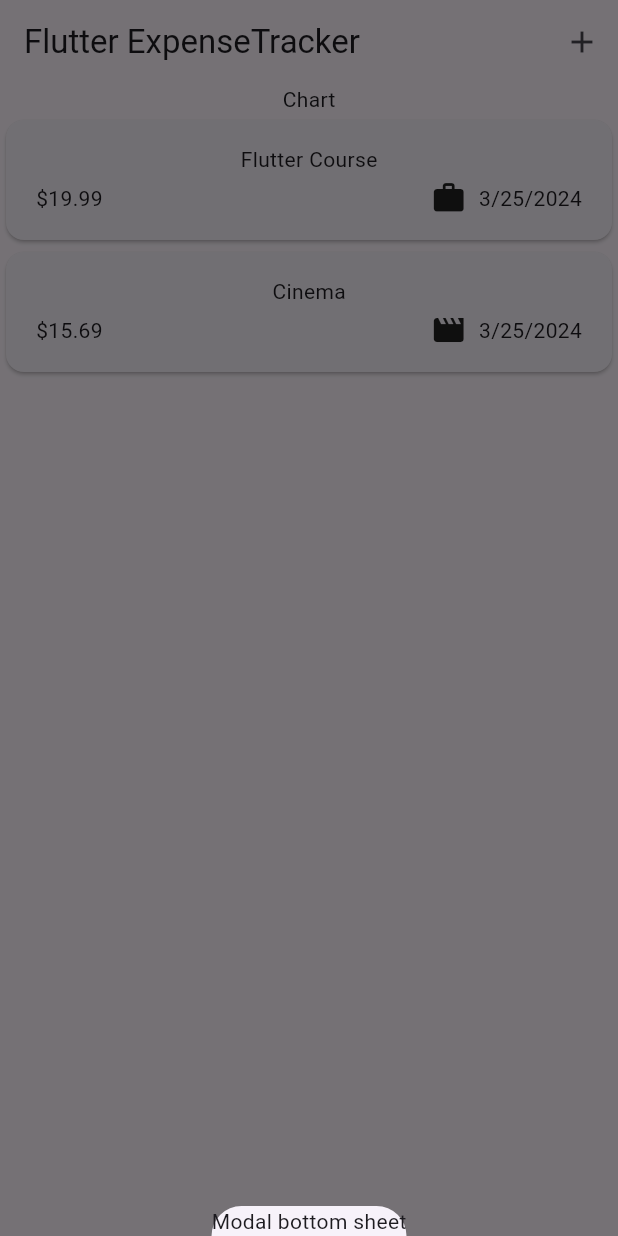
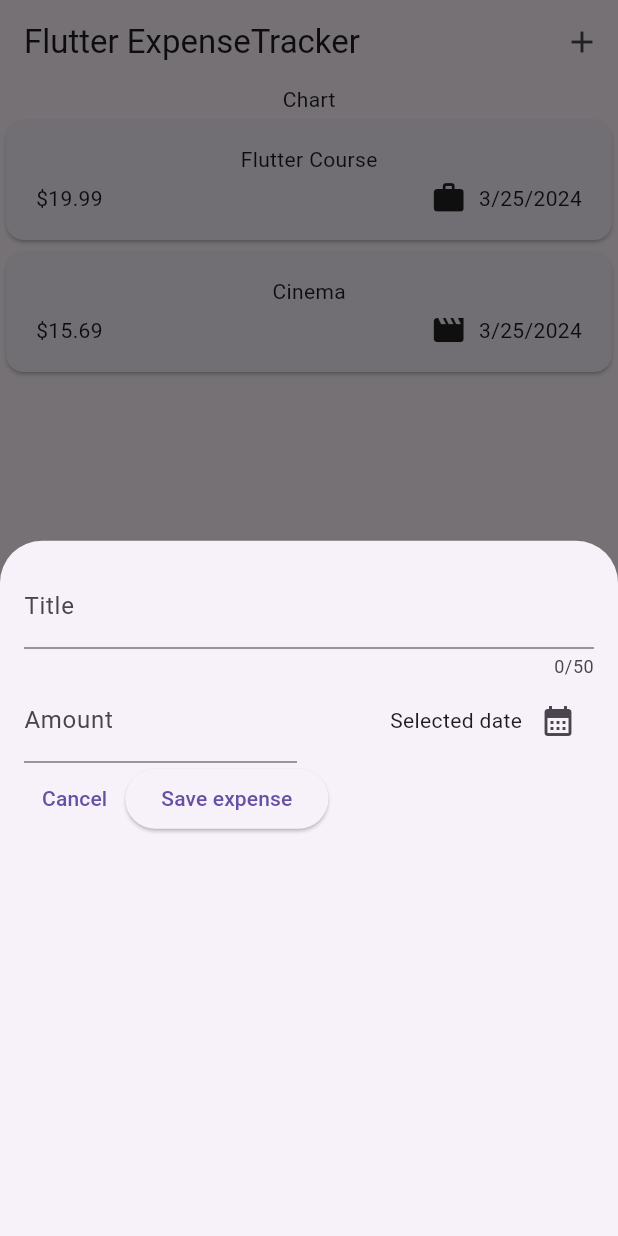
Before and after one commit to kotomoto/expenses-app, a Flutter app: the screen it shows after launch, after a tap on the "add" icon, on a phone screen of 412 x 824 dp. Run offline on Flutter 3.47's test engine with Material 3 defaults, Android fonts, the phone set to English and light mode, and no system bars.

Commit message:
Add new expense UI - part 1

```diff
--- a/lib/widgets/expenses.dart
+++ b/lib/widgets/expenses.dart
@@ -1,5 +1,6 @@
 import 'package:expense_tracker/models/expense.dart';
 import 'package:expense_tracker/widgets/expenses_list/expenses_list.dart';
+import 'package:expense_tracker/widgets/new_expense.dart';
 import 'package:flutter/material.dart';
 
 class Expenses extends StatefulWidget {
@@ -30,7 +31,7 @@ class _ExpensesState extends State<Expenses> {
   void _openAddExpenseOverlay() {
     showModalBottomSheet(
       context: context,
-      builder: (ctx) => Text('Modal bottom sheet'),
+      builder: (ctx) => const NewExpense(),
     );
   }
 
--- /dev/null
+++ b/lib/widgets/new_expense.dart
@@ -0,0 +1,98 @@
+import 'package:flutter/material.dart';
+import 'package:flutter/widgets.dart';
+
+class NewExpense extends StatefulWidget {
+  const NewExpense({super.key});
+
+  @override
+  State<NewExpense> createState() {
+    return _NewExpenseState();
+  }
+}
+
+class _NewExpenseState extends State<NewExpense> {
+  final _titleController = TextEditingController();
+  final _amountController = TextEditingController();
+
+  void _presentDatePicker() {
+    final now = DateTime.now();
+    final firstDate = DateTime(now.year - 1, now.month, now.day);
+
+    showDatePicker(
+      context: context,
+      initialDate: now,
+      firstDate: firstDate,
+      lastDate: now,
+    );
+  }
+
+  @override
+  void dispose() {
+    _titleController.dispose();
+    _amountController.dispose();
+    super.dispose();
+  }
+
+  @override
+  Widget build(BuildContext context) {
+    return Padding(
+      padding: const EdgeInsets.all(16),
+      child: Column(
+        children: [
+          TextField(
+            controller: _titleController,
+            maxLength: 50,
+            decoration: const InputDecoration(
+              label: Text('Title'),
+            ),
+          ),
+          Row(
+            children: [
+              Expanded(
+                child: TextField(
+                  controller: _amountController,
+                  keyboardType: TextInputType.number,
+                  decoration: const InputDecoration(
+                    prefixText: '\$ ',
+                    label: Text('Amount'),
+                  ),
+                ),
+              ),
+              const SizedBox(width: 16),
+              Expanded(
+                child: Row(
+                  mainAxisAlignment: MainAxisAlignment.end,
+                  crossAxisAlignment: CrossAxisAlignment.center,
+                  children: [
+                    const Text('Selected date'),
+                    IconButton(
+                      onPressed: _presentDatePicker,
+                      icon: const Icon(Icons.calendar_month),
+                    ),
+                  ],
+                ),
+              ),
+            ],
+          ),
+          Row(
+            children: [
+              TextButton(
+                onPressed: () {
+                  Navigator.pop(context);
+                },
+                child: const Text('Cancel'),
+              ),
+              ElevatedButton(
+                onPressed: () {
+                  print(_titleController.text);
+                  print(_amountController.text);
+                },
+                child: const Text('Save expense'),
+              )
+            ],
+          ),
+        ],
+      ),
+    );
+  }
+}
```
